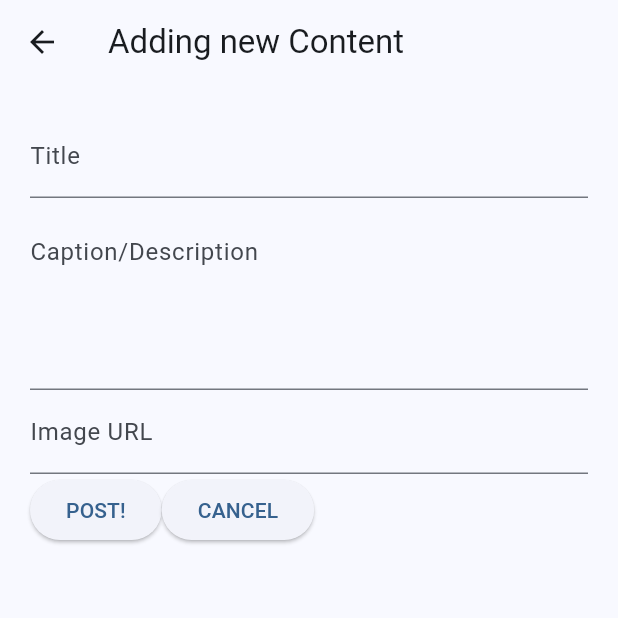
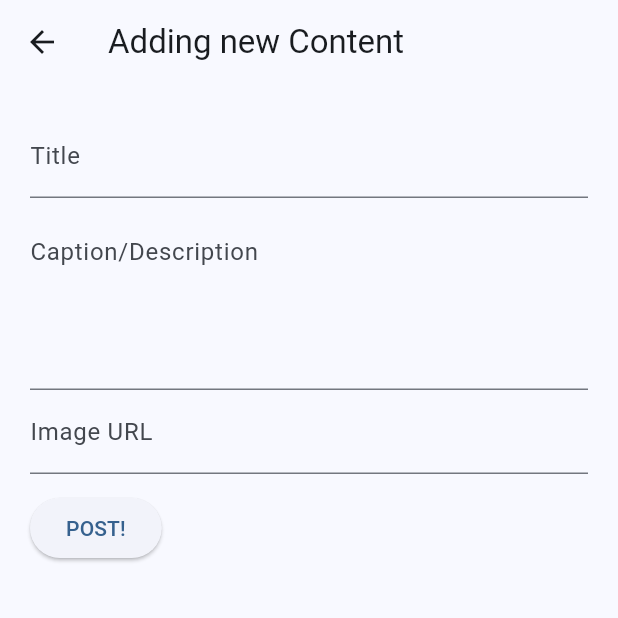
Before and after one commit to jasonelington-lakesid/nadagram, a Flutter app: the AddContent screen opened directly, on a phone screen of 412 x 824 dp, the top half of it. Run offline on Flutter 3.47's test engine with Material 3 defaults, Android fonts, the phone set to English and light mode, and no system bars; our stand-ins replace google_fonts, hive_ce, hive_ce_flutter; accounts and stored records are empty.

Commit message:
removed cancel button

```diff
--- a/lib/pages/add_content.dart
+++ b/lib/pages/add_content.dart
@@ -64,6 +64,7 @@ class AddContent extends StatelessWidget {
                         )
                       ],
                     ),
+                    SizedBox(height: 12),
                     Center(
                       child: Row(
                         children: [
@@ -88,17 +89,12 @@ class AddContent extends StatelessWidget {
                                 likeCount: 0
                               );
 
-                            await contentRepo.addNewContent(content);
-                            if (!context.mounted) return;
-                            Navigator.pop(context);
+                              await contentRepo.addNewContent(content);
+                              if (!context.mounted) return;
+                              Navigator.pop(context);
                             },
                             child: Text('POST!')
                           ),
-                          ElevatedButton(
-                            onPressed: () {
-                              Navigator.pop(context);
-                            },
-                            child: Text('CANCEL'))
                         ],
                       )
                     )
```
